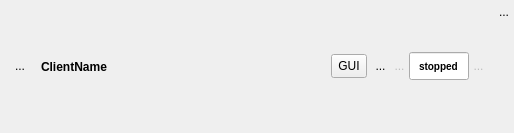
Qt form resources/ui/client_slot.ui (Houston4444/RaySession) before a commit.
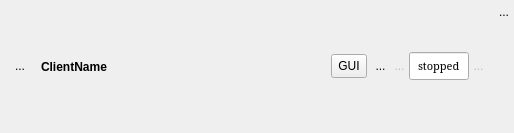
The same form after that commit. Icons and pictures are not drawn.

Commit message: change Font behaviour of status bars

What changed in the file:
```diff
--- a/resources/ui/client_slot.ui
+++ b/resources/ui/client_slot.ui
@@ -275,12 +275,17 @@
          <height>28</height>
         </size>
        </property>
+       <property name="font">
+        <font>
+         <family>Serif</family>
+         <pointsize>8</pointsize>
+         <weight>50</weight>
+         <bold>false</bold>
+        </font>
+       </property>
        <property name="toolTip">
         <string>Status</string>
        </property>
-       <property name="styleSheet">
-        <string notr="true">QLineEdit {font-size : 10px; font-weight : bold }</string>
-       </property>
        <property name="text">
         <string>stopped</string>
        </property>
```
The commit also changes 4 other files.
